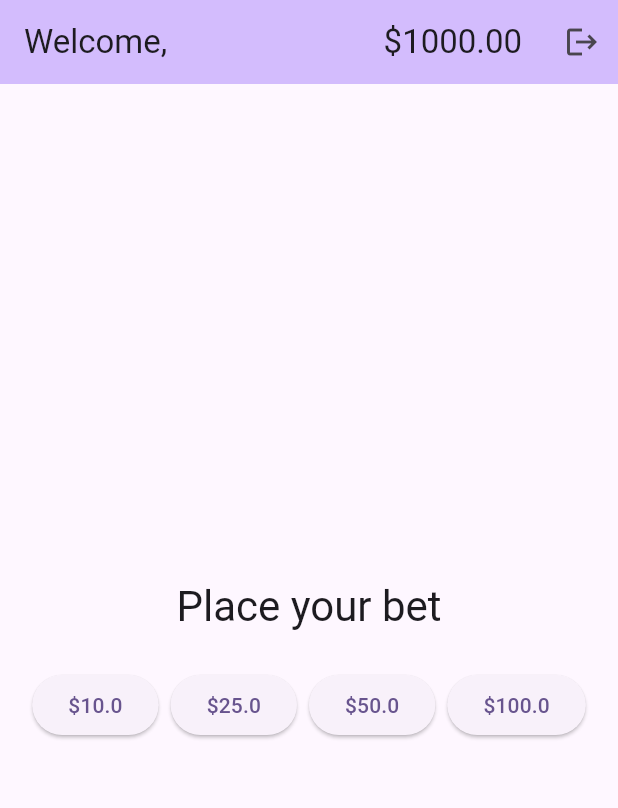
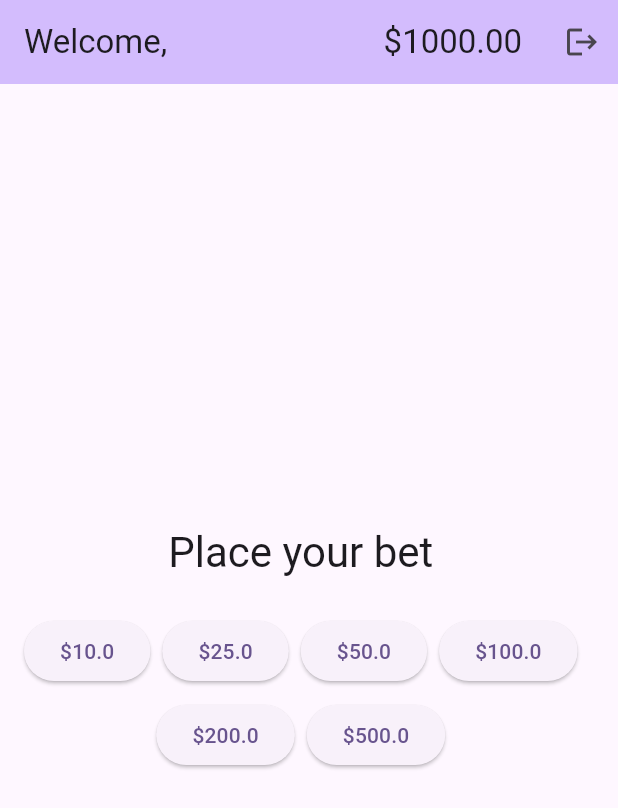
Before and after one commit to lukameunier/blackjack-flutter-app, a Flutter app: the MyHomePage screen opened directly with empty values, on a phone screen of 412 x 824 dp. Shown: the top 808 px of the screen. Run offline on Flutter 3.47's test engine with Material 3 defaults, Android fonts, the phone set to English and light mode, and no system bars; our stand-ins replace shared_preferences; accounts and stored records are empty; statements that could not run were skipped.

Commit message:
refactor(ui): Unify betting and playing views

```diff
--- a/lib/main.dart
+++ b/lib/main.dart
@@ -1,7 +1,5 @@
-import 'package:blackjack/models/board.dart';
 import 'package:blackjack/presenters/home_page_presenter.dart';
 import 'package:blackjack/widgets/animated_wallet.dart';
-import 'package:blackjack/widgets/betting_view.dart';
 import 'package:blackjack/widgets/login_screen.dart';
 import 'package:blackjack/widgets/playing_view.dart';
 import 'package:flutter/material.dart';
@@ -40,7 +38,6 @@ class MyApp extends StatelessWidget {
           ? MyHomePage(userName: userName!)
           : const LoginScreen(),
       routes: {
-        // On garde la route vers /login au cas où on en aurait besoin plus tard
         '/login': (context) => const LoginScreen(),
       },
     );
@@ -112,18 +109,8 @@ class _MyHomePageState extends State<MyHomePage> {
         child: AnimatedBuilder(
           animation: _presenter,
           builder: (context, child) {
-            final board = _presenter.board;
-            switch (board.state) {
-              case GameState.betting:
-                return BettingView(
-                  playerWallet: board.player.wallet,
-                  onBetPlaced: (amount) => _presenter.placeBetAndDeal(amount),
-                );
-              case GameState.playing:
-              case GameState.offeringInsurance:
-              case GameState.roundOver:
-                return PlayingView(presenter: _presenter);
-            }
+            // On utilise maintenant toujours PlayingView, qui s'adapte à l'état du jeu.
+            return PlayingView(presenter: _presenter);
           },
         ),
       ),
--- a/lib/widgets/action_buttons.dart
+++ b/lib/widgets/action_buttons.dart
@@ -14,7 +14,29 @@ class ActionButtons extends StatelessWidget {
 
     switch (board.state) {
       case GameState.betting:
-        return const SizedBox.shrink();
+        return Column(
+          mainAxisAlignment: MainAxisAlignment.center,
+          children: [
+            Text(
+              'Place your bet',
+              style: Theme.of(context).textTheme.headlineMedium,
+            ),
+            const SizedBox(height: 24),
+            Wrap(
+              spacing: 8.0,
+              runSpacing: 8.0,
+              alignment: WrapAlignment.center,
+              children: [10.0, 25.0, 50.0, 100.0, 200.0, 500.0].map((amount) {
+                return ElevatedButton(
+                  onPressed: board.player.wallet >= amount
+                      ? () => presenter.placeBetAndDeal(amount)
+                      : null,
+                  child: Text('\$$amount'),
+                );
+              }).toList(),
+            ),
+          ],
+        );
       case GameState.offeringInsurance:
         return Wrap(
           alignment: WrapAlignment.center,
--- a/lib/widgets/betting_view.dart
+++ /dev/null
@@ -1,41 +0,0 @@
-import 'package:flutter/material.dart';
-
-class BettingView extends StatelessWidget {
-  const BettingView({
-    super.key,
-    required this.playerWallet,
-    required this.onBetPlaced,
-  });
-
-  final double playerWallet;
-  final void Function(double) onBetPlaced;
-
-  @override
-  Widget build(BuildContext context) {
-    return Center(
-      child: Column(
-        mainAxisAlignment: MainAxisAlignment.center,
-        children: [
-          Text(
-            'Place your bet',
-            style: Theme.of(context).textTheme.headlineMedium,
-          ),
-          const SizedBox(height: 24),
-          Wrap(
-            spacing: 8.0, // Espace horizontal entre les boutons
-            runSpacing: 8.0, // Espace vertical entre les lignes de boutons
-            alignment: WrapAlignment.center,
-            children: [10.0, 25.0, 50.0, 100.0].map((amount) {
-              return ElevatedButton(
-                onPressed: playerWallet >= amount
-                    ? () => onBetPlaced(amount)
-                    : null,
-                child: Text('\$$amount'),
-              );
-            }).toList(),
-          ),
-        ],
-      ),
-    );
-  }
-}
--- a/lib/widgets/playing_view.dart
+++ b/lib/widgets/playing_view.dart
@@ -44,7 +44,7 @@ class _PlayingViewState extends State<PlayingView> {
   void _syncAndCheckForNewCards() {
     final board = widget.presenter.board;
 
-    if (board.state == GameState.roundOver) {
+    if (board.state == GameState.betting || board.state == GameState.roundOver) {
       if (!_isStateSynced()) {
         _syncStateWithoutAnimation();
       }
@@ -99,6 +99,12 @@ class _PlayingViewState extends State<PlayingView> {
 
   bool _isStateSynced() {
     final board = widget.presenter.board;
+
+    // Si la partie n'a pas commencé, on considère l'état comme synchronisé
+    if (board.dealer.activeHand.cards.isEmpty && _displayedDealerHand.cards.isEmpty) {
+      return true;
+    }
+
     if (board.dealer.activeHand.cards.length != _displayedDealerHand.cards.length) return false;
     if (board.player.hands.length != _displayedPlayerHands.length) return false;
     for (int i = 0; i < board.player.hands.length; i++) {
@@ -136,17 +142,26 @@ class _PlayingViewState extends State<PlayingView> {
   @override
   Widget build(BuildContext context) {
     final board = widget.presenter.board;
-    final bool shouldAnimateCards = board.state != GameState.roundOver;
+
+    // Si on est en phase de mise, on n'affiche que les boutons.
+    // Sinon, on affiche toute la table de jeu.
+    final bool showHands = board.state != GameState.betting;
 
     return Column(
       children: [
+        // Les mains ne sont visibles que si la partie a commencé
+        if (showHands)
           HandView(
             title: 'Dealer',
             cards: _displayedDealerHand.cards,
             score: _displayedDealerHand.score,
-          animateCards: shouldAnimateCards,
+            animateCards: board.state != GameState.roundOver,
           ),
-        const SizedBox(height: 24),
+        if (showHands) const SizedBox(height: 24),
+
+        // On utilise un Expanded pour que la vue des mains du joueur puisse scroller
+        // si elle est trop grande (ex: après plusieurs splits)
+        if (showHands)
           Expanded(
             child: SingleChildScrollView(
               child: Column(
@@ -164,13 +179,17 @@ class _PlayingViewState extends State<PlayingView> {
                     result: board.state == GameState.roundOver
                         ? board.getResultForHand(handModel)
                         : null,
-                  animateCards: shouldAnimateCards,
+                    animateCards: board.state != GameState.roundOver,
                   );
                 }),
               ),
             ),
           ),
-        const SizedBox(height: 16),
+
+        // Le Spacer centre les boutons de mise quand les mains ne sont pas visibles
+        if (!showHands) const Spacer(),
+
+        // Messages et résultats
         if (board.state == GameState.offeringInsurance)
           Padding(
             padding: const EdgeInsets.symmetric(vertical: 8.0),
@@ -185,7 +204,12 @@ class _PlayingViewState extends State<PlayingView> {
             padding: const EdgeInsets.symmetric(vertical: 8.0),
             child: _buildResultsView(context),
           ),
+
+        // Les boutons d'action sont toujours présents, mais leur contenu change
         ActionButtons(presenter: widget.presenter),
+
+        if (!showHands) const Spacer(),
+
         const SizedBox(height: 16),
       ],
     );
```
Lines whose indentation alone changed are shown as unchanged.
